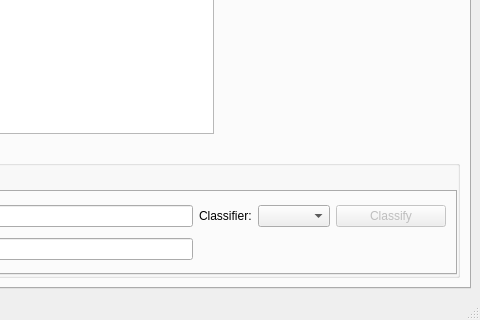
Qt form src/qt/MainWindow.ui (Techlauncher-LeafAnalyzer/Hyperspectral-Image-Inspector) before a commit; both pictures show x 444 to 924 and y 398 to 718 of the 924 by 718 pixel window.
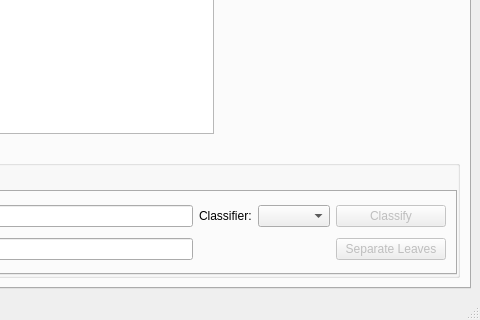
The same form after that commit. The open tabs and pages were chosen to show the change. Custom widgets are drawn as their Qt base class.

Commit message:
LEAF-235 option to separate leaves after classification (#72)
* LEAF-235 option to separate leaves after classification

* LEAF-235 fixed colour override

* LEAF-235 batch api doc

```diff
--- a/src/qt/MainWindow.ui
+++ b/src/qt/MainWindow.ui
@@ -659,6 +659,22 @@
                  </property>
                 </widget>
                </item>
+               <item row="1" column="4">
+                <widget class="QPushButton" name="separateLeavesButton">
+                 <property name="enabled">
+                  <bool>false</bool>
+                 </property>
+                 <property name="minimumSize">
+                  <size>
+                   <width>110</width>
+                   <height>0</height>
+                  </size>
+                 </property>
+                 <property name="text">
+                  <string>Separate Leaves</string>
+                 </property>
+                </widget>
+               </item>
               </layout>
              </widget>
             </widget>
```
Left out of the diff: 7 changed lines with no effect on the pictures. The commit also changes 14 other files.
